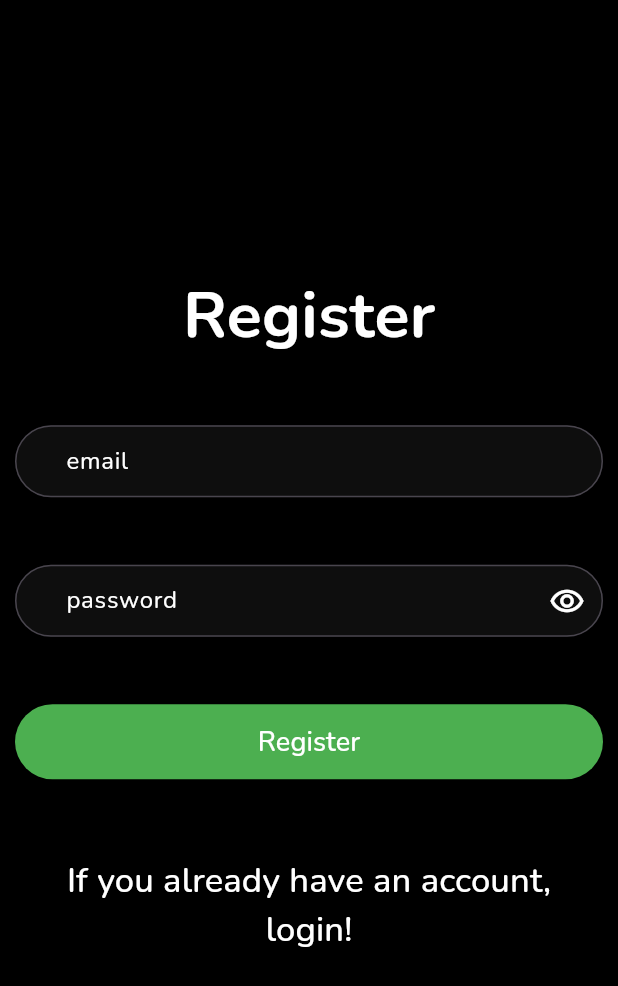
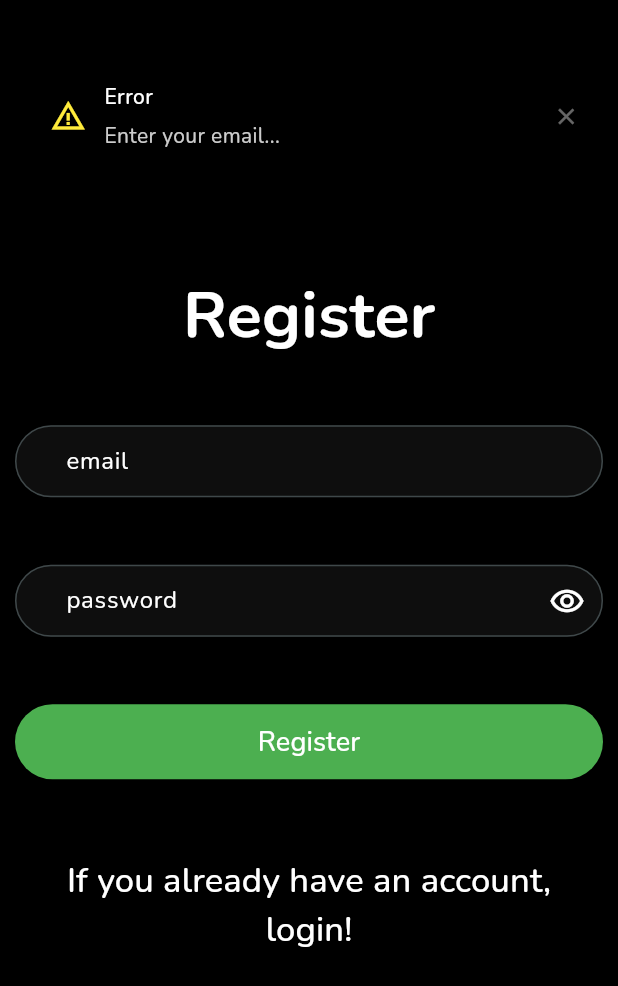
Before and after one commit to azizbekjuraev/blacknote, a Flutter app: the RegisterView screen opened by its route, after a tap on "Register", on a phone screen of 412 x 824 dp. Shown: the top 986 px of the screen. Run offline on Flutter 3.47's test engine with Material 3 defaults, Android fonts, the light colour scheme and no system bars; our stand-ins replace firebase_auth, firebase_core, google_fonts, toastification; accounts and stored records are empty.

Commit message:
firebase checked

```diff
--- a/lib/utils/alert_dialogue.dart
+++ b/lib/utils/alert_dialogue.dart
@@ -1,9 +1,11 @@
+import 'package:blacknote/style/app_styles.dart';
 import 'package:flutter/material.dart';
 import 'package:toastification/toastification.dart';
 
 void showAlertDialog(BuildContext context, String content,
     {bool showProgress = false,
-    String title = "Xato",
+    String title = "Error",
+    Color iconColor = AppStyles.foregroundColorRed,
     ToastificationType toastType = ToastificationType.error,
     EdgeInsets margin = const EdgeInsets.only(top: 25.0),
     Alignment toastAlignment = Alignment.topCenter}) {
@@ -11,6 +13,9 @@ void showAlertDialog(BuildContext context, String content,
     margin: margin,
     context: context,
     type: toastType,
+    backgroundColor: AppStyles.bgColorBlack,
+    foregroundColor: AppStyles.backgroundColorWhite,
+    primaryColor: iconColor,
     style: ToastificationStyle.flat,
     title: Text(title),
     description: Text(content),
--- a/lib/views/home_view.dart
+++ b/lib/views/home_view.dart
@@ -14,6 +14,7 @@ class _HomeViewState extends State<HomeView> {
   Widget build(BuildContext context) {
     return Scaffold(
       appBar: AppBar(
+        automaticallyImplyLeading: false,
         toolbarHeight: 60,
         backgroundColor: Colors.transparent,
         title: const Text(
--- a/lib/views/register_view.dart
+++ b/lib/views/register_view.dart
@@ -1,5 +1,8 @@
 import 'package:blacknote/style/app_styles.dart';
+import 'package:blacknote/utils/alert_dialogue.dart';
+import 'package:firebase_auth/firebase_auth.dart';
 import 'package:flutter/material.dart';
+import 'package:toastification/toastification.dart';
 
 class RegisterView extends StatefulWidget {
   const RegisterView({super.key});
@@ -9,6 +12,120 @@ class RegisterView extends StatefulWidget {
 }
 
 class _RegisterViewState extends State<RegisterView> {
+  late final TextEditingController _email;
+  late final TextEditingController _password;
+  bool isLoading = false;
+  bool _obscureText = true;
+
+  @override
+  void initState() {
+    _email = TextEditingController();
+    _password = TextEditingController();
+    super.initState();
+  }
+
+  @override
+  void dispose() {
+    _email.dispose();
+    _password.dispose();
+    super.dispose();
+  }
+
+  Future<void> _registerUser() async {
+    try {
+      setState(() {
+        isLoading = true;
+      });
+
+      final String email = _email.text.trim();
+      final String password = _password.text;
+
+      if (email.isEmpty) {
+        showAlertDialog(context, 'Enter your email...',
+            toastType: ToastificationType.warning,
+            iconColor: AppStyles.foregroundColorYellow);
+        return;
+      } else if (password.isEmpty) {
+        showAlertDialog(context, 'Enter your password...',
+            toastType: ToastificationType.warning,
+            iconColor: AppStyles.foregroundColorYellow);
+        return;
+      }
+      UserCredential userCredential =
+          await FirebaseAuth.instance.createUserWithEmailAndPassword(
+        email: email,
+        password: password,
+      );
+      debugPrint('User registered: ${userCredential.user!.uid}');
+      // UserData.setEmail(email);
+
+      // on success
+      if (!context.mounted) return;
+      showAlertDialog(
+          context,
+          title: "Welcome!",
+          "You are successfully registered!",
+          toastType: ToastificationType.success,
+          iconColor: AppStyles.buttonBgColorGreen,
+          toastAlignment: Alignment.bottomCenter,
+          margin: const EdgeInsets.only(bottom: 0.0));
+
+      Navigator.pushReplacementNamed(context, './home-view/');
+    } on FirebaseAuthException catch (e) {
+      // Handle specific FirebaseAuthExceptions
+      if (e.code == 'too-many-requests') {
+        if (!context.mounted) return;
+        showAlertDialog(
+          context,
+          "You have sent too many requests, please check your password and try again...",
+        );
+      }
+      if (e.code == 'invalid-email') {
+        if (!context.mounted) return;
+        showAlertDialog(
+          context,
+          "Please fill in the correct email...",
+        );
+      }
+      if (e.code == 'invalid-credential') {
+        if (!context.mounted) return;
+        showAlertDialog(
+          context,
+          "Please enter the correct password...",
+        );
+      }
+      if (e.code == 'user-not-found') {
+        if (!context.mounted) return;
+        showAlertDialog(context, 'User not found...');
+      } else if (e.code == 'wrong-password') {
+        if (!context.mounted) return;
+        showAlertDialog(
+          context,
+          "Your password is incorrect, please try again...",
+        );
+      } else if (e.code == 'network-request-failed') {
+        if (!context.mounted) return;
+        showAlertDialog(
+          context,
+          "You do not have the correct network connection...",
+        );
+      } else if (e.code == 'email-already-in-use') {
+        if (!context.mounted) return;
+        showAlertDialog(
+          context,
+          'This email address is already in use by another account...',
+        );
+      } else if (e.code == 'INVALID_LOGIN_CREDENTIALS') {
+        if (!context.mounted) return;
+        showAlertDialog(context, "Incorrect email or password...");
+      }
+    } finally {
+      setState(() {
+        isLoading = false;
+      });
+    }
+  }
+
   @override
   Widget build(BuildContext context) {
     return Scaffold(
@@ -32,6 +149,7 @@ class _RegisterViewState extends State<RegisterView> {
               SizedBox(
                 height: 50,
                 child: TextField(
+                  controller: _email,
                   style: const TextStyle(color: AppStyles.backgroundColorWhite),
                   decoration: InputDecoration(
                     contentPadding: const EdgeInsets.symmetric(horizontal: 30),
@@ -52,12 +170,26 @@ class _RegisterViewState extends State<RegisterView> {
               SizedBox(
                 height: 50,
                 child: TextField(
+                  obscureText: _obscureText,
+                  controller: _password,
                   style: const TextStyle(color: AppStyles.backgroundColorWhite),
                   decoration: InputDecoration(
                     contentPadding: const EdgeInsets.symmetric(
                       horizontal: 30,
                     ),
-                    suffixIcon: const Icon(Icons.remove_red_eye_outlined),
+                    suffixIcon: GestureDetector(
+                      onTap: () {
+                        setState(() {
+                          _obscureText = !_obscureText;
+                        });
+                      },
+                      child: Icon(
+                        _obscureText
+                            ? Icons.remove_red_eye_outlined
+                            : Icons.remove_red_eye,
+                        color: Colors.white,
+                      ),
+                    ),
                     suffixIconColor: AppStyles.backgroundColorWhite,
                     border: OutlineInputBorder(
                       borderRadius: BorderRadius.circular(100.0),
@@ -76,22 +208,30 @@ class _RegisterViewState extends State<RegisterView> {
               SizedBox(
                 width: double.infinity,
                 height: 50,
-                child: ElevatedButton(
+                child: isLoading
+                    ? const Center(
+                        child: CircularProgressIndicator.adaptive(),
+                      )
+                    : ElevatedButton(
                         style: ButtonStyle(
                           backgroundColor: const MaterialStatePropertyAll(
                               AppStyles.buttonBgColorGreen),
-                    shape: MaterialStateProperty.all<RoundedRectangleBorder>(
+                          shape:
+                              MaterialStateProperty.all<RoundedRectangleBorder>(
                             RoundedRectangleBorder(
                               borderRadius: BorderRadius.circular(
                                   100.0), // Set your desired border radius here
                             ),
                           ),
                         ),
-                  onPressed: () {},
+                        onPressed: () async {
+                          await _registerUser();
+                        },
                         child: const Text(
                           'Register',
                           style: TextStyle(
-                        color: AppStyles.backgroundColorWhite, fontSize: 18),
+                              color: AppStyles.backgroundColorWhite,
+                              fontSize: 18),
                         ),
                       ),
               ),
```
Also changed, not shown: lib/main.dart (+6 -1 lines), lib/views/login_view.dart (+43 -26 lines). Lines whose indentation alone changed are shown as unchanged.
